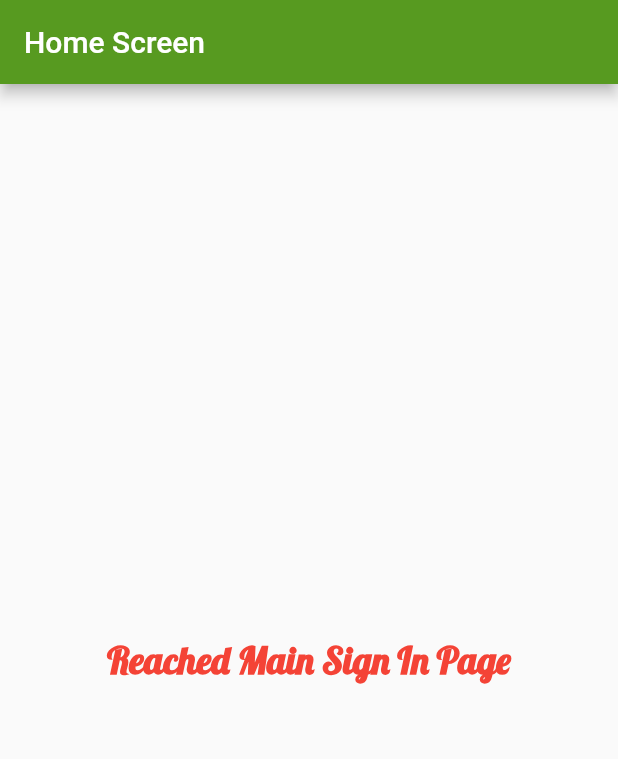
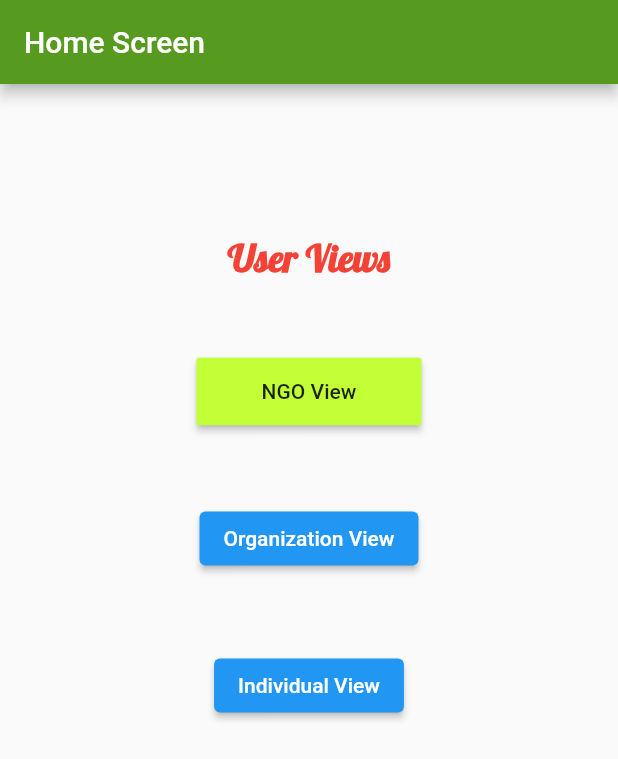
Before and after one commit to anusha-c18/bubble_2.0, a Flutter app: the screen it shows after launch, on a phone screen of 412 x 824 dp. Shown: the top 759 px of the screen. Run offline on Flutter 3.47's test engine with Material 2 defaults, Android fonts, the phone set to English and light mode, and no system bars; our stand-ins replace progress_indicators.

Commit message:
Added basic navigation to different portals

```diff
--- a/lib/HomeScreen.dart
+++ b/lib/HomeScreen.dart
@@ -1,5 +1,12 @@
 import 'package:flutter/material.dart';
 import 'package:bubble/styles.dart';
+
+import 'ngo-view/ngo-portal.dart';
+import 'org-view/org-portal.dart';
+import 'ind-view/ind-portal.dart';
+
+
+
 class HomeScreen extends StatelessWidget {
   const HomeScreen({Key? key}) : super(key: key);
 
@@ -10,7 +17,31 @@ class HomeScreen extends StatelessWidget {
         backgroundColor: BubbleTheme().themeData.backgroundColor,
         title: Text("Home Screen"),
       ),
-      body: Center(child: Text("Reached Main Sign In Page",style: TextStyle(fontFamily: 'Lobster' ,fontSize: 25.0, fontWeight: FontWeight.bold, color: Colors.red),),),
+      body: Center(
+        child: Container(
+          margin: EdgeInsets.only(top: 100.0),
+          child: Column(
+            children: [
+              Text("User Views",style: TextStyle(fontFamily: 'Lobster' ,fontSize: 25.0, fontWeight: FontWeight.bold, color: Colors.red),),
+              SizedBox(height: 50.0,),
+              MaterialButton(
+                  color: Theme.of(context).primaryColor,
+                  child: new Text("NGO View"),
+                  splashColor: Colors.redAccent,
+                  onPressed: ()=>Navigator.push(context, MaterialPageRoute(builder: (context)=> NGOPortal()))),
+
+              //Different button type
+              // ElevatedButton(
+              //     style: ElevatedButton.styleFrom(minimumSize: Size(100.0, 40.0)),
+              //     onPressed: ()=>Navigator.push(context, MaterialPageRoute(builder: (context)=> NGOPortal())), child: Text('NGO View')),
+
+              SizedBox(height: 50.0,),
+              ElevatedButton(onPressed: ()=>Navigator.push(context, MaterialPageRoute(builder: (context)=> OrgPortal())), child: Text('Organization View')),
+              SizedBox(height: 50.0,),
+              ElevatedButton(onPressed: ()=>Navigator.push(context, MaterialPageRoute(builder: (context)=> IndividualPortal())), child: Text('Individual View'))
+            ],
+          ),
+        ),),
     );
   }
 }
--- a/lib/styles.dart
+++ b/lib/styles.dart
@@ -12,10 +12,17 @@ class BubbleTheme{
       color: bubbleGreen,
     ),
     backgroundColor: bubbleGreenDark,
+
     textButtonTheme: TextButtonThemeData(
       style: TextButton.styleFrom(
         primary: bubbleRed,
       ),
     ),
+
+    buttonTheme: ButtonThemeData(
+      height: 45,
+      minWidth: 150,
+    ),
+
   );
 }
```
Also changed, not shown: lib/ind-view/ind-portal.dart (added, +18 -0 lines), lib/ngo-view/ngo-portal.dart (added, +18 -0 lines), lib/org-view/org-portal.dart (added, +18 -0 lines).
